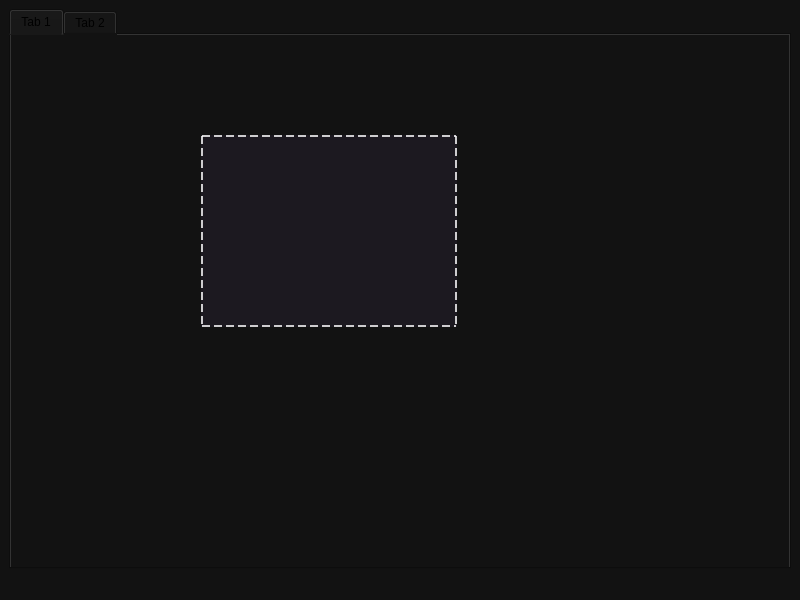
HugoTLR/Algorithm, file Uis/app.ui: the form before one commit.
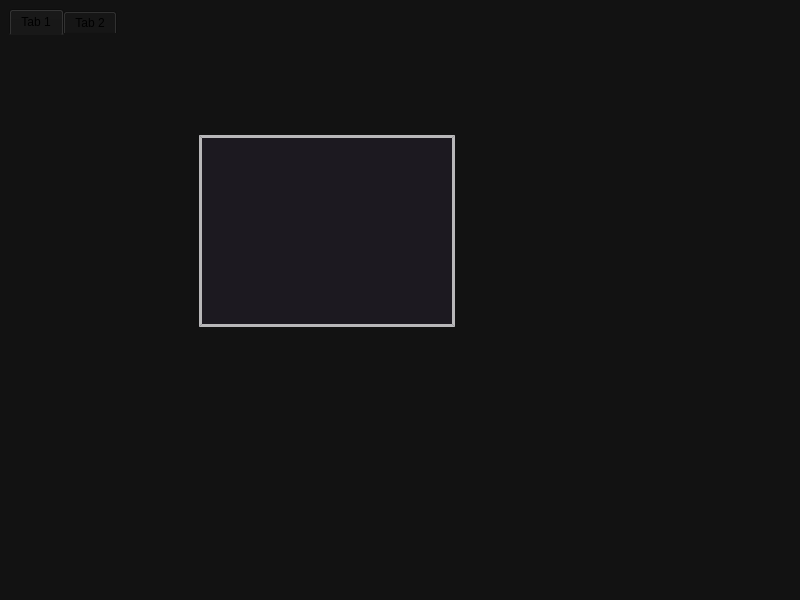
The form after the commit.

Patch:
```diff
--- a/Uis/app.ui
+++ b/Uis/app.ui
@@ -109,9 +109,20 @@
   </property>
   <property name="styleSheet">
    <string notr="true">QMainWindow, QWidget { background-color: rgb(18, 18, 18); }
+QWidget {border: 0px; }
 QListWidget { background-color: rgba(31, 27, 36,200);
-						border: 2px dashed rgba(255,255,255,200);
-						color: white}</string>
+						border: 3px solid;
+						border-color: rgba(255, 255, 255, 175);
+						color: rgba(255,255,255,200);}
+
+QPushButton { background-color: rgba(31, 27, 36,200); 
+						color: rgba(255,255,255,200);
+						border: 3px solid;
+						border-color: rgba(255, 255, 255, 175);
+						border-radius: 5px;}
+QTabWidget::pane {border: 0;}
+QLabel {color: rgba(255,255,255,200);}
+</string>
   </property>
   <widget class="QWidget" name="centralwidget">
    <layout class="QHBoxLayout" name="horizontalLayout">
```
